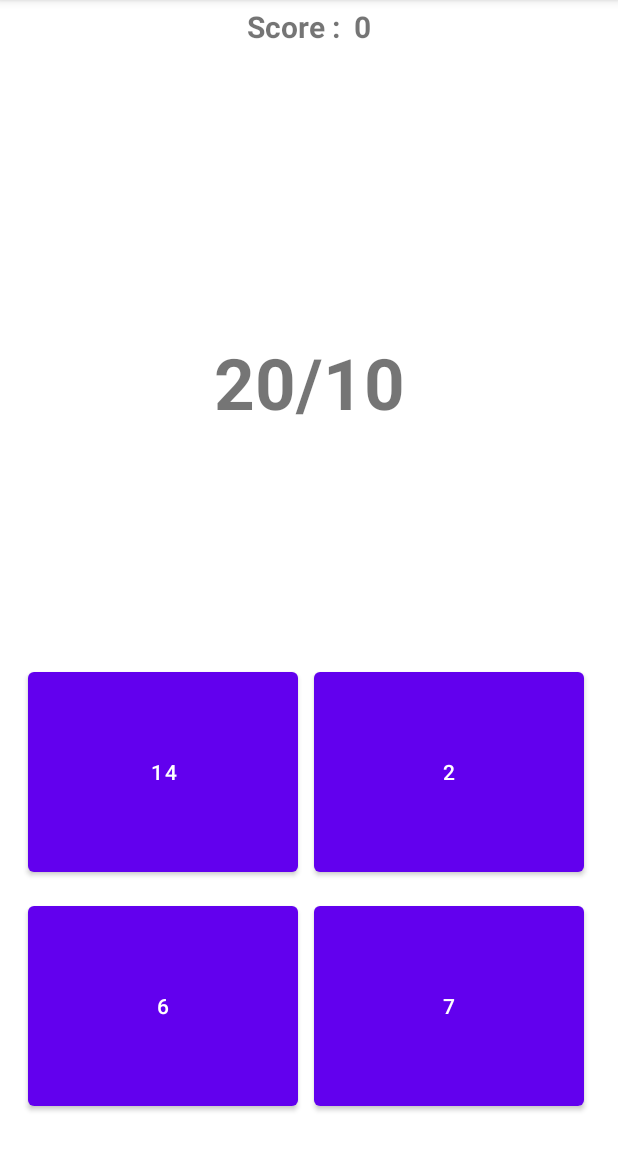
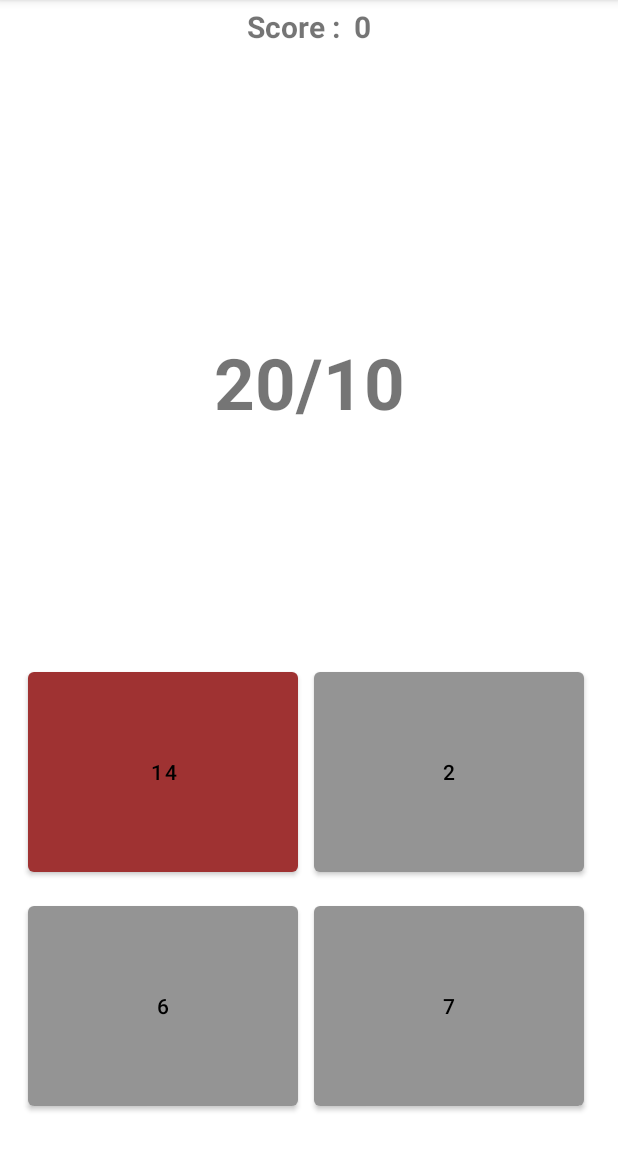
Before and after one commit to THlBQUT/MiniMaths, an Android app: the Quizz screen opened directly, with no data from a screen before it, after a tap on "14", on a phone screen of 412 x 824 dp, the part 84-1236 px from its top. Run offline under Robolectric (Android 15) with nearby library versions, the phone set to English and light mode, and no system bars.

Commit message:
Quizz OK

```diff
--- a/app/src/main/java/fr/ensisa/minimaths/Quizz.java
+++ b/app/src/main/java/fr/ensisa/minimaths/Quizz.java
@@ -3,7 +3,9 @@ package fr.ensisa.minimaths;
 import androidx.appcompat.app.AppCompatActivity;
 
 import android.content.Intent;
+import android.graphics.Color;
 import android.os.Bundle;
+import android.os.SystemClock;
 import android.util.Log;
 import android.view.View;
 import android.widget.Button;
@@ -46,6 +48,9 @@ public class Quizz extends AppCompatActivity {
     }
 
     private void game() {
+        for(int i = 0; i < 4; i++){
+            ((Button) buttonList.get(i)).setBackgroundColor(getColor(R.color.default_quizz));
+        }
         this.equation = new Equation(difficulty);
         this.equationText.setText(equation.getEquation());
         this.score.setText(String.valueOf(actualScore));
@@ -71,6 +76,8 @@ public class Quizz extends AppCompatActivity {
     public void checkButton(View view){
         if(view.getId() == buttonList.get(buttonChoose).getId()){
             this.actualScore++;
+            ((Button)view).setBackgroundColor(Color.LTGRAY);
+            SystemClock.sleep(500);
             game();
         }
         else{
@@ -81,6 +88,7 @@ public class Quizz extends AppCompatActivity {
             else{
                 this.vies--;
             }
+            ((Button)view).setBackgroundColor(getColor(R.color.false_quizz));
         }
     }
 }
--- a/app/src/main/res/layout/activity_quizz.xml
+++ b/app/src/main/res/layout/activity_quizz.xml
@@ -4,6 +4,7 @@
     xmlns:tools="http://schemas.android.com/tools"
     android:layout_width="match_parent"
     android:layout_height="match_parent"
+    android:theme="@style/Quizz"
     tools:context=".Quizz">
 
     <TableRow
@@ -87,7 +88,8 @@
                 android:layout_height="145dp"
                 android:layout_margin="5dp"
                 android:onClick="checkButton"
-                android:text="Button" />
+                android:text="Button"
+                />
 
             <Button
                 android:id="@+id/button4"
--- a/app/src/main/res/values/colors.xml
+++ b/app/src/main/res/values/colors.xml
@@ -7,4 +7,7 @@
     <color name="teal_700">#FF018786</color>
     <color name="black">#FF000000</color>
     <color name="white">#FFFFFFFF</color>
+    <color name="false_quizz">#9F3232</color>
+    <color name="true_quizz">#329F32</color>
+    <color name="default_quizz">#949494</color>
 </resources>
--- a/app/src/main/res/values/themes.xml
+++ b/app/src/main/res/values/themes.xml
@@ -13,4 +13,25 @@
         <item name="android:statusBarColor" tools:targetApi="l">?attr/colorPrimaryVariant</item>
         <!-- Customize your theme here. -->
     </style>
+
+    <style name="Quizz" parent="Theme.MaterialComponents.DayNight.DarkActionBar">
+        <item name="colorPrimary">#949494</item>
+        <item name="colorOnPrimary">@color/black</item>
+
+        <item name="colorSecondary">#949494</item>
+        <item name="colorOnSecondary">@color/black</item>
+
+        <item name="android:statusBarColor" tools:targetApi="l">?attr/colorPrimaryVariant</item>
+    </style>
+
+    <style name="False" parent="Theme.MaterialComponents.DayNight.DarkActionBar">
+        <item name="colorPrimary">#9F3232</item>
+        <item name="colorOnPrimary">@color/black</item>
+
+        <item name="colorSecondary">#9F3232</item>
+        <item name="colorOnSecondary">@color/black</item>
+
+        <item name="android:statusBarColor" tools:targetApi="l">?attr/colorPrimaryVariant</item>
+    </style>
+
 </resources>
```
